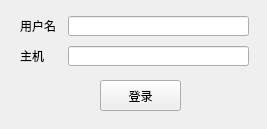
dishangti/SpecArt, file client/login.ui: the form before one commit.
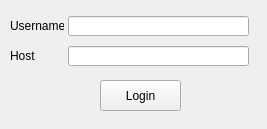
The form after the commit.

```diff
--- a/client/login.ui
+++ b/client/login.ui
@@ -17,14 +17,14 @@
    <widget class="QLabel" name="label">
     <property name="geometry">
      <rect>
-      <x>20</x>
+      <x>10</x>
       <y>20</y>
       <width>54</width>
       <height>12</height>
      </rect>
     </property>
     <property name="text">
-     <string>用户名</string>
+     <string>Username</string>
     </property>
    </widget>
    <widget class="QLineEdit" name="lineEdit_2">
@@ -40,14 +40,14 @@
    <widget class="QLabel" name="label_2">
     <property name="geometry">
      <rect>
-      <x>20</x>
+      <x>10</x>
       <y>50</y>
       <width>54</width>
       <height>12</height>
      </rect>
     </property>
     <property name="text">
-     <string>主机</string>
+     <string>Host</string>
     </property>
    </widget>
    <widget class="QLineEdit" name="lineEdit">
@@ -70,7 +70,7 @@
      </rect>
     </property>
     <property name="text">
-     <string>登录</string>
+     <string>Login</string>
     </property>
    </widget>
   </widget>
```
